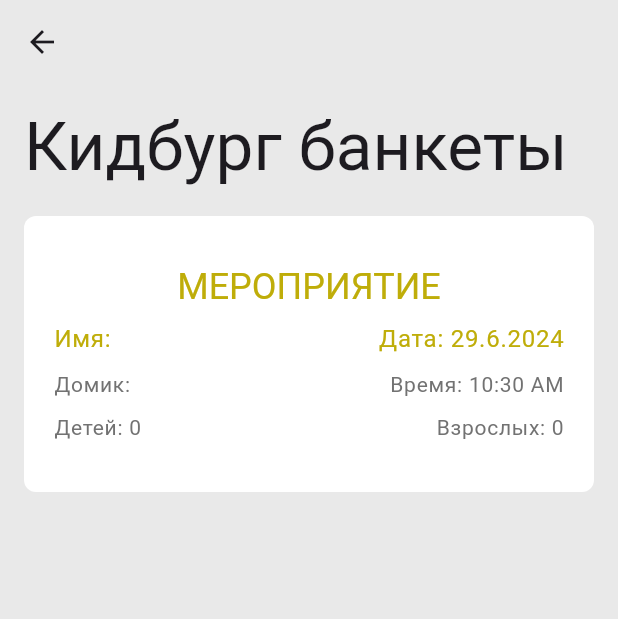
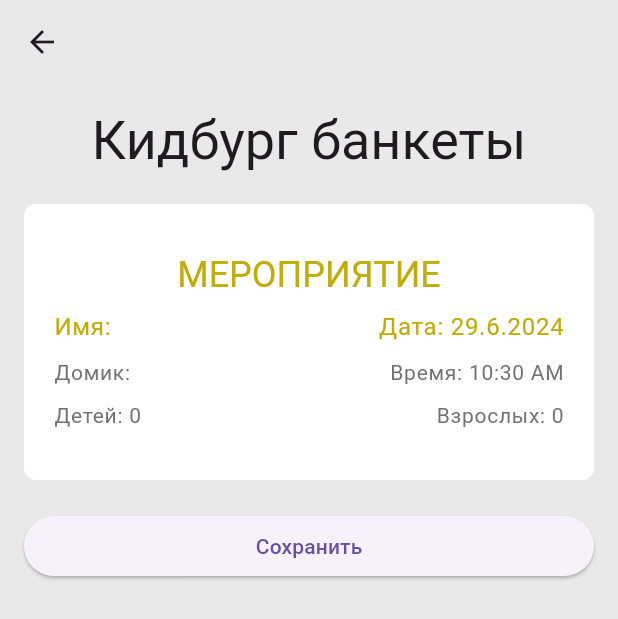
Before and after one commit to Rast4m4n/Kidburg_Banqet, a Flutter app: the PreviewBanqetScreen screen opened directly with empty values, on a phone screen of 412 x 824 dp. Shown: the top 619 px of the screen. Run offline on Flutter 3.47's test engine with Material 3 defaults, Android fonts, the phone set to English and light mode, and no system bars; missing offline and left inert: excel.

Commit message:
started remove empty data from List tables

```diff
--- a/lib/presentation/screens/preorder_form/pre_order_form_screen.dart
+++ b/lib/presentation/screens/preorder_form/pre_order_form_screen.dart
@@ -49,7 +49,7 @@ class _PreOrderFormScreenState extends State<PreOrderFormScreen> {
           return Scaffold(
             floatingActionButton: FloatingActionButton(
               mini: isVisible,
-              onPressed: () => vm.updateTable(context),
+              onPressed: () => vm.routeToPreviewScreen(context),
               child: const Icon(Icons.save),
             ),
             floatingActionButtonLocation: vm.buttonLocation,
--- a/lib/presentation/screens/preview_banqet.dart/preview_banqet_screen.dart
+++ b/lib/presentation/screens/preview_banqet.dart/preview_banqet_screen.dart
@@ -17,15 +17,16 @@ class _PreviewBanqetScreenState extends State<PreviewBanqetScreen> {
   late final PreviewBanquerViewModel vm;
 
   @override
-  void initState() {
-    super.initState();
-  }
-
-  @override
   void didChangeDependencies() {
     super.didChangeDependencies();
     final args = ModalRoute.of(context)!.settings.arguments as BanqetModel;
     vm = PreviewBanquerViewModel(banqetModel: args);
+  }
+
+  @override
+  void dispose() {
+    // TODO: implement dispose
+    super.dispose();
   }
 
   @override
@@ -42,14 +43,21 @@ class _PreviewBanqetScreenState extends State<PreviewBanqetScreen> {
           child: ListView(
             shrinkWrap: true,
             children: [
-              Text(
-                'Кидбург банкеты',
-                style: Theme.of(context).textTheme.displayMedium,
+              Center(
+                child: Text(
+                  'Кидбург банкеты',
+                  style: Theme.of(context).textTheme.displaySmall,
+                ),
               ),
               const SizedBox(height: AppPadding.extra),
               const _EventCardWidget(),
               const SizedBox(height: AppPadding.extra),
               const _ListCardsServingWidget(),
+              ElevatedButton(
+                style: Theme.of(context).elevatedButtonTheme.style,
+                onPressed: () {},
+                child: const Text('Сохранить'),
+              ),
             ],
           ),
         ),
--- a/lib/presentation/screens/preview_banqet.dart/preview_banquet_vm.dart
+++ b/lib/presentation/screens/preview_banqet.dart/preview_banquet_vm.dart
@@ -15,7 +15,7 @@ class PreviewBanquerViewModel with ChangeNotifier {
     for (var category in table.categories) {
       dishes.addAll(category.dishes);
     }
-    dishes.removeWhere((dish) => dish.count == null);
+    // dishes.removeWhere((dish) => dish.count == null);
     return dishes;
   }
 }
```
Also changed, not shown: lib/presentation/screens/preorder_form/vm/pre_order_vm.dart (+39 -3 lines).
